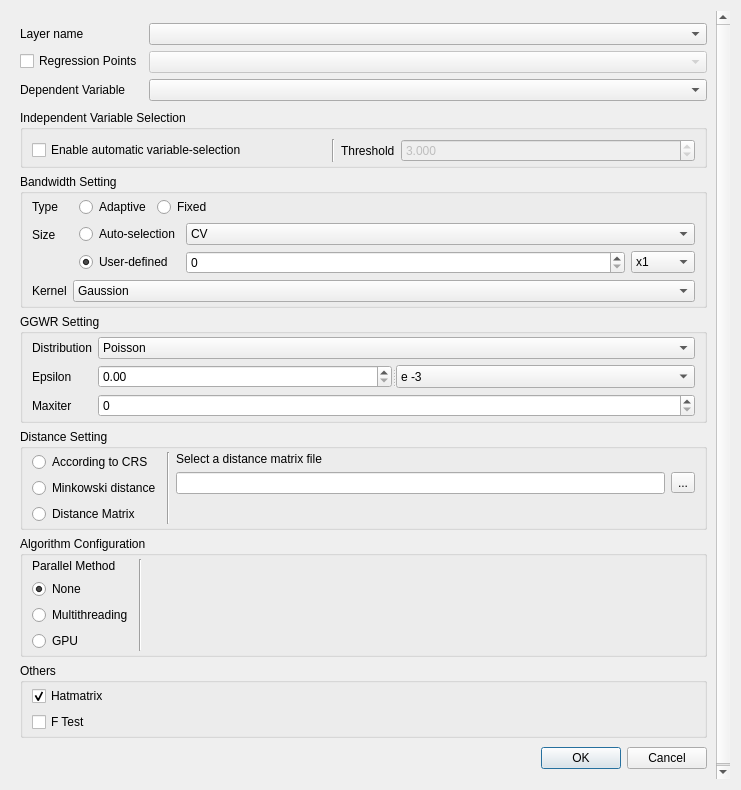
First picture: the form in gwmggwroptionsdialog.ui, repository GWmodel-Lab/GWmodelS, before the edit.
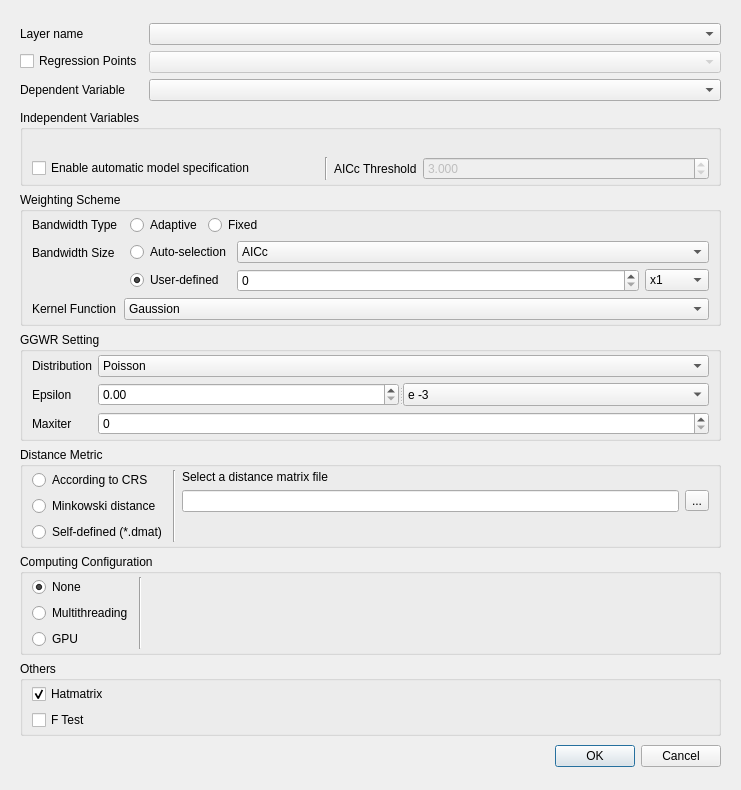
Second picture: the form after the edit. Custom widgets are drawn as their Qt base class.

The edit to the form file:
```diff
--- a/gwmggwroptionsdialog.ui
+++ b/gwmggwroptionsdialog.ui
@@ -27,8 +27,8 @@
        <rect>
         <x>0</x>
         <y>0</y>
-        <width>719</width>
-        <height>768</height>
+        <width>723</width>
+        <height>772</height>
        </rect>
       </property>
       <layout class="QVBoxLayout" name="verticalLayout_6">
@@ -88,7 +88,7 @@
        <item>
         <widget class="QGroupBox" name="groupBox">
          <property name="title">
-          <string>Independent Variable Selection</string>
+          <string>Independent Variables</string>
          </property>
          <layout class="QVBoxLayout" name="verticalLayout_4" stretch="1,0">
           <property name="sizeConstraint">
@@ -108,7 +108,7 @@
             <item>
              <widget class="QCheckBox" name="mVariableAutoSelectionCheck">
               <property name="text">
-               <string>Enable automatic variable-selection</string>
+               <string>Enable automatic model specification</string>
               </property>
              </widget>
             </item>
@@ -128,7 +128,7 @@
                </sizepolicy>
               </property>
               <property name="text">
-               <string>Threshold</string>
+               <string>AICc Threshold</string>
               </property>
              </widget>
             </item>
@@ -159,7 +159,7 @@
           </sizepolicy>
          </property>
          <property name="title">
-          <string>Bandwidth Setting</string>
+          <string>Weighting Scheme</string>
          </property>
          <layout class="QFormLayout" name="formLayout">
           <property name="sizeConstraint">
@@ -180,7 +180,7 @@
           <item row="0" column="0">
            <widget class="QLabel" name="label_2">
             <property name="text">
-             <string>Type</string>
+             <string>Bandwidth Type</string>
             </property>
            </widget>
           </item>
@@ -242,7 +242,7 @@
              </sizepolicy>
             </property>
             <property name="text">
-             <string>Size</string>
+             <string>Bandwidth Size</string>
             </property>
             <property name="alignment">
              <set>Qt::AlignLeading|Qt::AlignLeft|Qt::AlignVCenter</set>
@@ -392,6 +392,9 @@
             </item>
             <item row="0" column="1">
              <widget class="QComboBox" name="mBwSizeAutomaticApprochCombo">
+              <property name="currentIndex">
+               <number>1</number>
+              </property>
               <item>
                <property name="text">
                 <string>CV</string>
@@ -409,7 +412,7 @@
           <item row="2" column="0">
            <widget class="QLabel" name="label_13">
             <property name="text">
-             <string>Kernel</string>
+             <string>Kernel Function</string>
             </property>
            </widget>
           </item>
@@ -544,7 +547,7 @@
           </sizepolicy>
          </property>
          <property name="title">
-          <string>Distance Setting</string>
+          <string>Distance Metric</string>
          </property>
          <layout class="QHBoxLayout" name="horizontalLayout_2">
           <property name="topMargin">
@@ -572,7 +575,7 @@
             <item>
              <widget class="QRadioButton" name="mDistTypeDmatRadio">
               <property name="text">
-               <string>Distance Matrix</string>
+               <string>Self-defined (*.dmat)</string>
               </property>
              </widget>
             </item>
@@ -717,7 +720,7 @@
           </sizepolicy>
          </property>
          <property name="title">
-          <string>Algorithm Configuration</string>
+          <string>Computing Configuration</string>
          </property>
          <layout class="QHBoxLayout" name="horizontalLayout_3">
           <property name="topMargin">
@@ -728,13 +731,6 @@
           </property>
           <item>
            <layout class="QVBoxLayout" name="verticalLayout_5">
-            <item>
-             <widget class="QLabel" name="label_7">
-              <property name="text">
-               <string>Parallel Method</string>
-              </property>
-             </widget>
-            </item>
             <item>
              <widget class="QRadioButton" name="mCalcParallelNoneRadio">
               <property name="sizePolicy">
```
